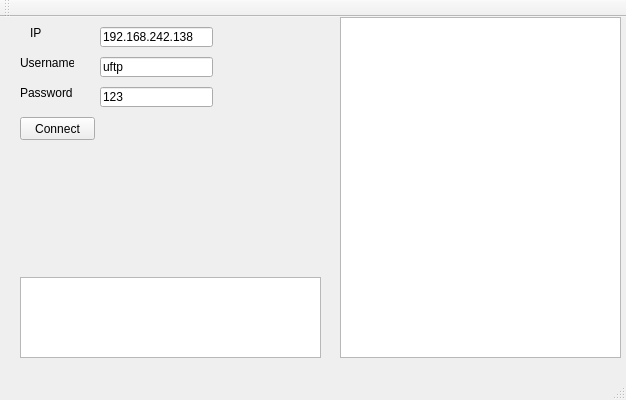
This is src/ftpClient/ftpclient.ui in zycliao/ftp-qt as Qt 5 draws it before an edit. The edited form follows.
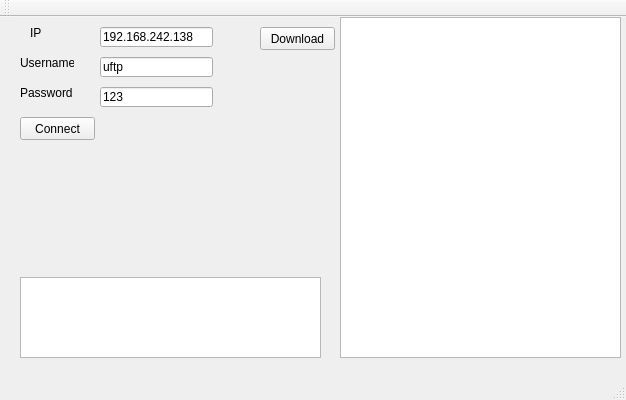
This is the edited form.

Commit message: add client download

What changed in the file:
```diff
--- a/src/ftpClient/ftpclient.ui
+++ b/src/ftpClient/ftpclient.ui
@@ -125,6 +125,19 @@
      </rect>
     </property>
    </widget>
+   <widget class="QPushButton" name="downButton">
+    <property name="geometry">
+     <rect>
+      <x>260</x>
+      <y>10</y>
+      <width>75</width>
+      <height>23</height>
+     </rect>
+    </property>
+    <property name="text">
+     <string>Download</string>
+    </property>
+   </widget>
   </widget>
   <widget class="QMenuBar" name="menuBar">
    <property name="geometry">
```
The commit also changes 6 other files.
